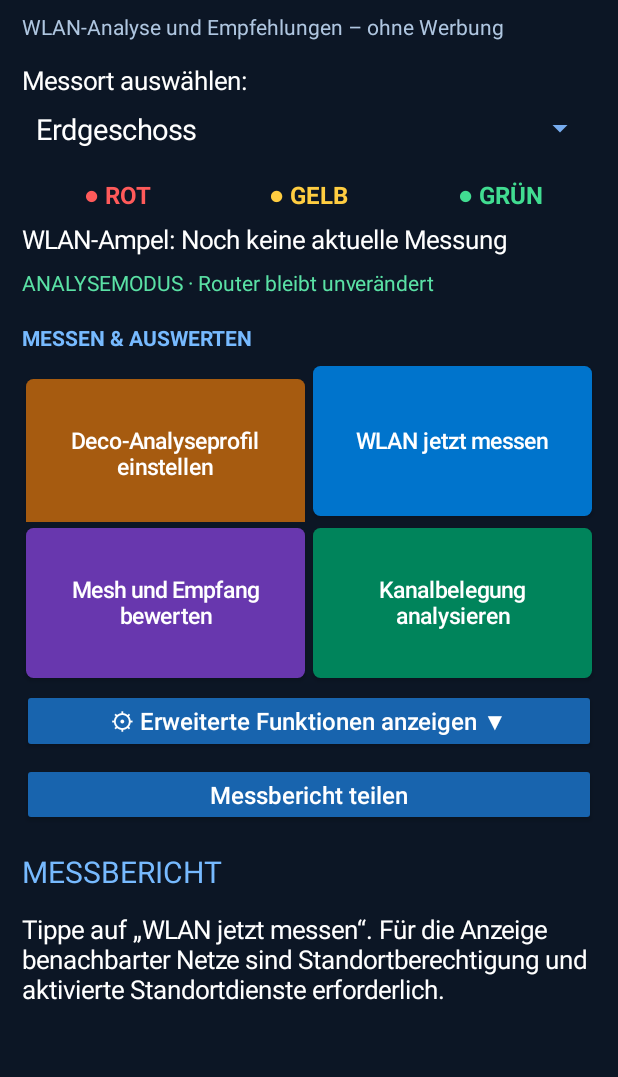
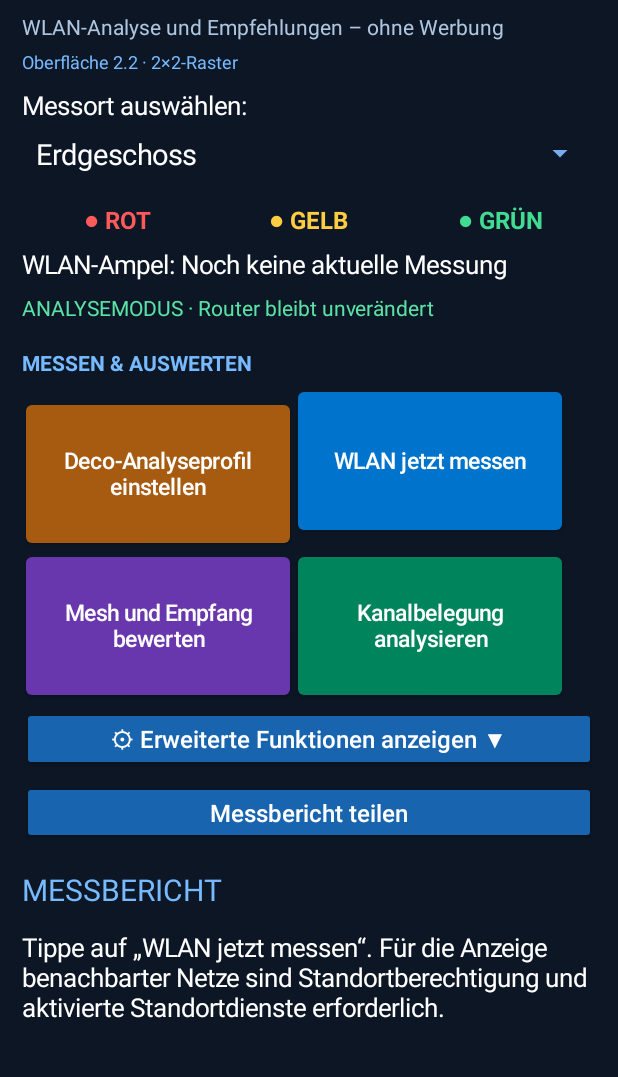
Before and after one commit to roemergerd-source/Mein-Netzwerk-Optimierer-, an Android app: the screen it shows after launch (MainActivity), on a phone screen of 412 x 824 dp, the part 79-1156 px from its top. Run offline under Robolectric (Android 15) with nearby library versions, the phone set to English and light mode, and no system bars.

Commit message:
Use explicit two-column GridLayout and visible UI revision marker

```diff
--- a/app/src/main/java/de/leobeck/netzwerkoptimierer/MainActivity.java
+++ b/app/src/main/java/de/leobeck/netzwerkoptimierer/MainActivity.java
@@ -57,22 +57,26 @@ public class MainActivity extends Activity {
         root.addView(button, params);
     }
 
-    private void addGridButton(LinearLayout row, Button button, int color) {
+    private void addGridButton(android.widget.GridLayout grid, Button button, int row, int column, int color) {
+        float density = getResources().getDisplayMetrics().density;
+        int screenWidth = getResources().getDisplayMetrics().widthPixels;
+        int cellWidth = (screenWidth - (int)(60 * density)) / 2;
         button.setAllCaps(false);
         button.setTextSize(15);
         button.setTextColor(Color.WHITE);
         button.setGravity(android.view.Gravity.CENTER);
-        button.setMinHeight(96);
-        button.setMinimumHeight(96);
         button.setMaxLines(3);
-        button.setPadding(10, 12, 10, 12);
+        button.setPadding((int)(6*density), (int)(8*density), (int)(6*density), (int)(8*density));
         android.graphics.drawable.GradientDrawable shape = new android.graphics.drawable.GradientDrawable();
         shape.setColor(color);
-        shape.setCornerRadius(5f * getResources().getDisplayMetrics().density);
+        shape.setCornerRadius(4 * density);
         button.setBackground(shape);
-        LinearLayout.LayoutParams params = new LinearLayout.LayoutParams(0, (int) (100 * getResources().getDisplayMetrics().density), 1f);
-        params.setMargins(4, 6, 4, 6);
-        row.addView(button, params);
+        android.widget.GridLayout.LayoutParams params = new android.widget.GridLayout.LayoutParams(
+            android.widget.GridLayout.spec(row), android.widget.GridLayout.spec(column));
+        params.width = cellWidth;
+        params.height = (int)(92 * density);
+        params.setMargins((int)(3*density), (int)(5*density), (int)(3*density), (int)(5*density));
+        grid.addView(button, params);
     }
 
     private TextView makeLamp(String label, int color) {
@@ -99,7 +103,13 @@ public class MainActivity extends Activity {
         TextView info = new TextView(this);
         info.setText("WLAN-Analyse und Empfehlungen – ohne Werbung");
         info.setTextColor(Color.rgb(175, 198, 224));
-        info.setPadding(0,12,0,22); root.addView(info);
+        info.setPadding(0,12,0,8); root.addView(info);
+        TextView buildLabel = new TextView(this);
+        buildLabel.setText("Oberfläche 2.2 · 2×2-Raster");
+        buildLabel.setTextSize(12);
+        buildLabel.setTextColor(Color.rgb(119, 186, 255));
+        buildLabel.setPadding(0, 0, 0, 14);
+        root.addView(buildLabel);
         TextView floorLabel = new TextView(this);
         floorLabel.setText("Messort auswählen:");
         floorLabel.setTextColor(Color.WHITE);
@@ -158,16 +168,15 @@ public class MainActivity extends Activity {
         Button channelsButton = new Button(this);
         channelsButton.setText("Kanalbelegung analysieren");
 
-        LinearLayout firstRow = new LinearLayout(this);
-        firstRow.setOrientation(LinearLayout.HORIZONTAL);
-        root.addView(firstRow);
-        addGridButton(firstRow, profileButton, Color.rgb(166, 91, 16));
-        addGridButton(firstRow, scan, Color.rgb(0, 116, 204));
-        LinearLayout secondRow = new LinearLayout(this);
-        secondRow.setOrientation(LinearLayout.HORIZONTAL);
-        root.addView(secondRow);
-        addGridButton(secondRow, optimize, Color.rgb(104, 55, 174));
-        addGridButton(secondRow, channelsButton, Color.rgb(0, 132, 91));
+        android.widget.GridLayout actionsGrid = new android.widget.GridLayout(this);
+        actionsGrid.setColumnCount(2);
+        actionsGrid.setRowCount(2);
+        actionsGrid.setAlignmentMode(android.widget.GridLayout.ALIGN_BOUNDS);
+        root.addView(actionsGrid, new LinearLayout.LayoutParams(-1, -2));
+        addGridButton(actionsGrid, profileButton, 0, 0, Color.rgb(166, 91, 16));
+        addGridButton(actionsGrid, scan, 0, 1, Color.rgb(0, 116, 204));
+        addGridButton(actionsGrid, optimize, 1, 0, Color.rgb(104, 55, 174));
+        addGridButton(actionsGrid, channelsButton, 1, 1, Color.rgb(0, 132, 91));
         TextView advancedTitle = new TextView(this);
         advancedTitle.setText("ERWEITERTE FUNKTIONEN");
         advancedTitle.setTextSize(14);
```
